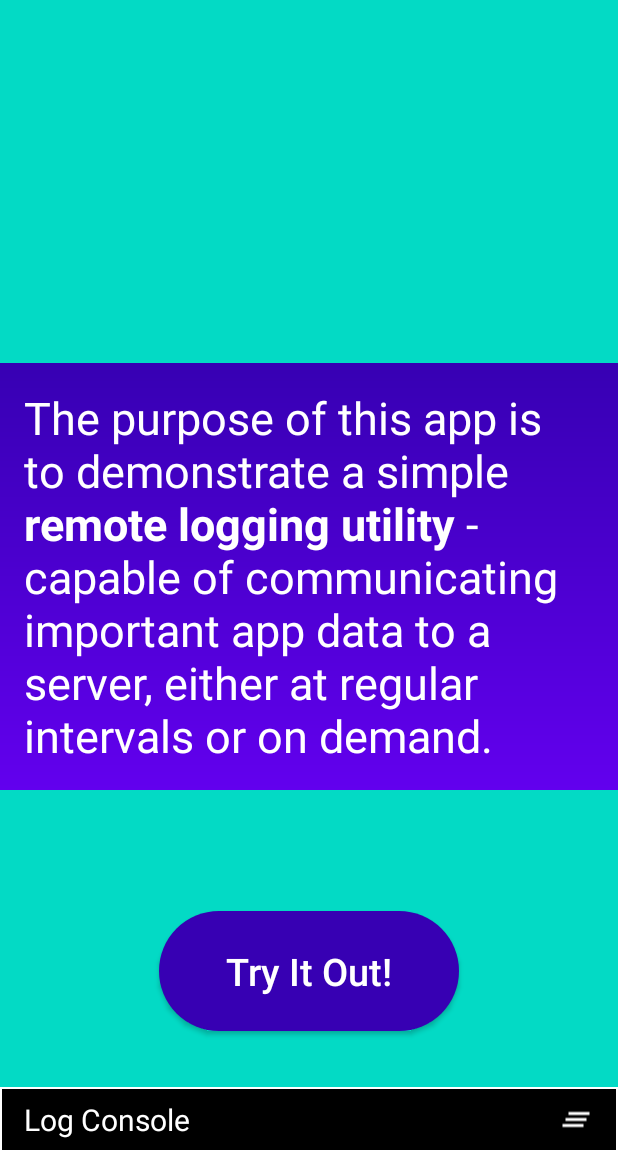
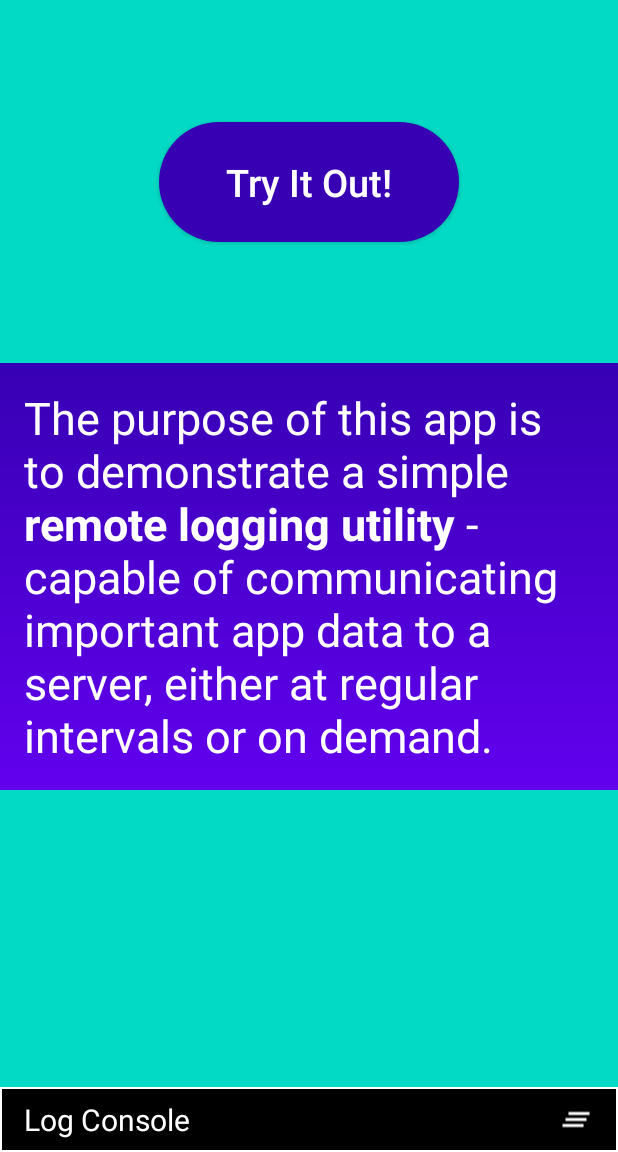
Before and after one commit to august-gruneisen/LoggerDude, an Android app: the screen it shows after launch (MainActivity), on a phone screen of 412 x 824 dp, the part 84-1236 px from its top. Run offline under Robolectric (Android 15) with nearby library versions, the phone set to English and light mode, and no system bars; our stand-ins replace Room's generated code, data binding; 1 statement that could not run was skipped.

Commit message:
rearrange views

```diff
--- a/app/src/main/res/layout/fragment_app_purpose.xml
+++ b/app/src/main/res/layout/fragment_app_purpose.xml
@@ -39,10 +39,10 @@
             android:textAllCaps="false"
             android:textColor="@android:color/white"
             android:textSize="25sp"
-            app:layout_constraintBottom_toBottomOf="parent"
+            app:layout_constraintBottom_toTopOf="@id/appPurpose"
             app:layout_constraintEnd_toEndOf="parent"
             app:layout_constraintStart_toStartOf="parent"
-            app:layout_constraintTop_toBottomOf="@id/appPurpose"
+            app:layout_constraintTop_toTopOf="parent"
             tools:alpha="1" />
     </androidx.constraintlayout.widget.ConstraintLayout>
 </layout>
```
